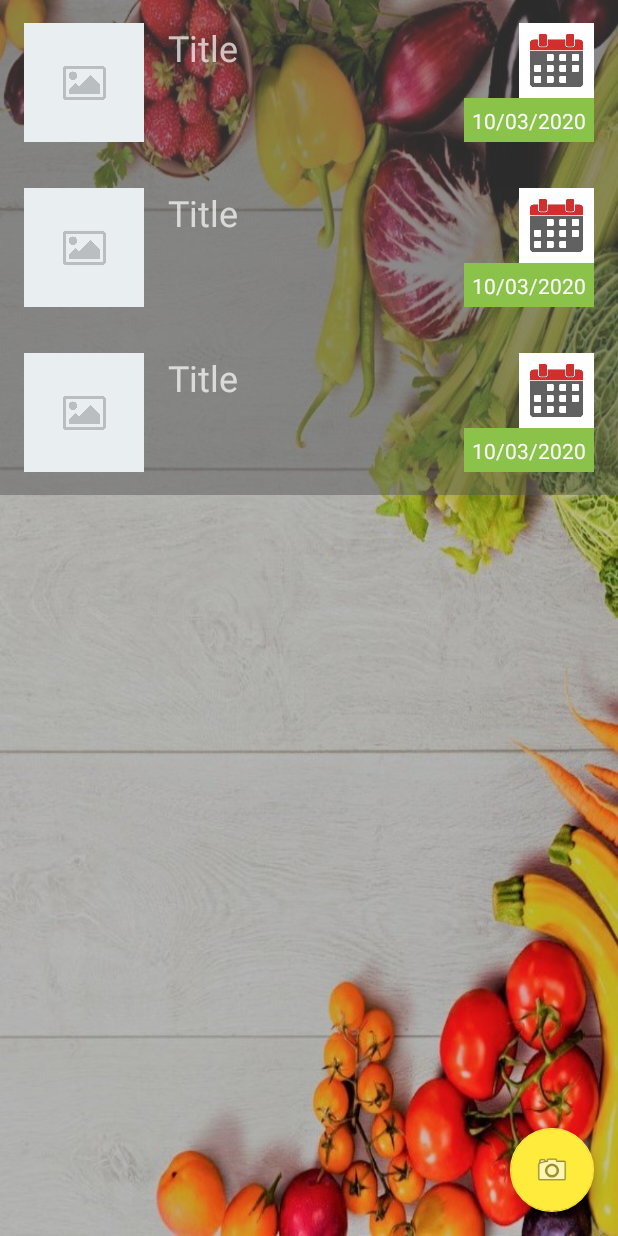
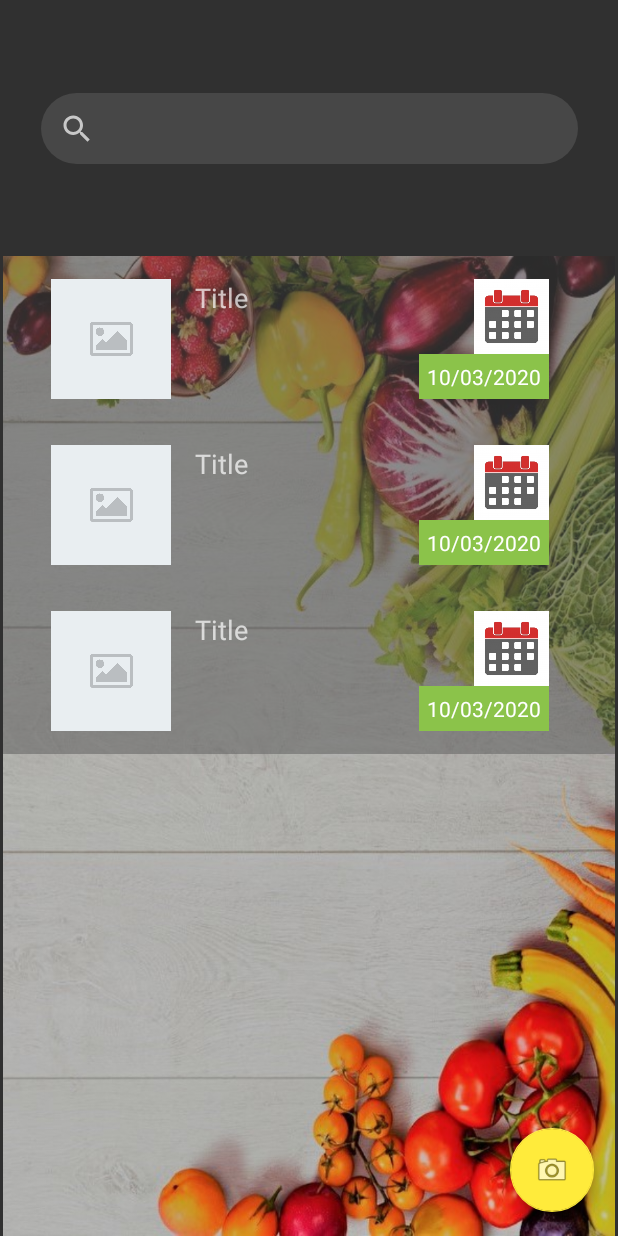
Before and after one commit to coding-factory-classrooms/project-android-l3-scan-group3, an Android app: the layout activity_history_list.xml on its own in the app's theme, with its tools: preview values and no code run, on a phone screen of 412 x 824 dp. Run offline under Robolectric (Android 15) with nearby library versions, the phone set to English and light mode, and no system bars; network calls fail.

Commit message:
debut de la barre de recherche

```diff
--- a/app/src/main/res/layout/activity_detail.xml
+++ b/app/src/main/res/layout/activity_detail.xml
@@ -20,8 +20,8 @@
 
     <TextView
         android:id="@+id/textViewProduct"
-        android:layout_width="214dp"
-        android:layout_height="49dp"
+        android:layout_width="205dp"
+        android:layout_height="77dp"
         android:gravity="center"
         android:textAllCaps="false"
         android:textColor="#FFFFFF"
--- a/app/src/main/res/layout/activity_history_list.xml
+++ b/app/src/main/res/layout/activity_history_list.xml
@@ -8,13 +8,14 @@
 
     <androidx.recyclerview.widget.RecyclerView
         android:id="@+id/recyclerView"
-        android:layout_width="match_parent"
-        android:layout_height="match_parent"
+        android:layout_width="408dp"
+        android:layout_height="653dp"
         android:background="@drawable/fond"
         app:layout_constraintBottom_toBottomOf="parent"
         app:layout_constraintEnd_toEndOf="parent"
         app:layout_constraintStart_toStartOf="parent"
         app:layout_constraintTop_toTopOf="parent"
+        app:layout_constraintVertical_bias="1.0"
         tools:listitem="@layout/item_history" />
 
     <com.google.android.material.floatingactionbutton.FloatingActionButton
@@ -30,4 +31,14 @@
         app:layout_constraintBottom_toBottomOf="parent"
         app:layout_constraintEnd_toEndOf="parent" />
 
+    <SearchView
+        android:id="@+id/searchView"
+        android:layout_width="358dp"
+        android:layout_height="47dp"
+        android:background="@drawable/rounded_shape"
+        app:layout_constraintBottom_toTopOf="@+id/recyclerView"
+        app:layout_constraintEnd_toEndOf="parent"
+        app:layout_constraintStart_toStartOf="parent"
+        app:layout_constraintTop_toTopOf="parent" />
+
 </androidx.constraintlayout.widget.ConstraintLayout>
--- a/app/src/main/res/layout/item_history.xml
+++ b/app/src/main/res/layout/item_history.xml
@@ -4,7 +4,7 @@
     xmlns:tools="http://schemas.android.com/tools"
     android:id="@+id/itemHistory"
     android:layout_width="match_parent"
-    android:layout_height="110dp"
+    android:layout_height="wrap_content"
     android:background="#7E575757"
     android:paddingTop="15dp"
     android:paddingBottom="15dp">
@@ -13,20 +13,19 @@
         android:id="@+id/itemImageView"
         android:layout_width="80dp"
         android:layout_height="80dp"
-        android:layout_marginStart="16dp"
-        android:layout_marginLeft="16dp"
+        android:layout_marginStart="32dp"
         app:layout_constraintBottom_toBottomOf="parent"
         app:layout_constraintStart_toStartOf="parent"
         app:layout_constraintTop_toTopOf="parent"
+        app:layout_constraintVertical_bias="0.533"
         app:srcCompat="@drawable/empty" />
 
     <TextView
         android:id="@+id/titleTextView"
-        android:layout_width="wrap_content"
-        android:layout_height="wrap_content"
+        android:layout_width="129dp"
+        android:layout_height="54dp"
         android:layout_marginStart="16dp"
-        android:layout_marginLeft="16dp"
-        android:textSize="24sp"
+        android:textSize="18sp"
         app:layout_constraintStart_toEndOf="@+id/itemImageView"
         app:layout_constraintTop_toTopOf="@+id/itemImageView"
         tools:text="Title" />
@@ -35,8 +34,7 @@
         android:id="@+id/expirationDateTextView"
         android:layout_width="wrap_content"
         android:layout_height="wrap_content"
-        android:layout_marginEnd="16dp"
-        android:layout_marginRight="16dp"
+        android:layout_marginEnd="44dp"
         android:background="#8BC34A"
         android:padding="5dp"
         android:textColor="#FFFFFF"
```
Also changed, not shown: app/src/main/java/com/example/scanfood/application/history/HistoryListViewModel.kt (+7 -1 lines), app/src/main/java/com/example/scanfood/domain/Product.kt (+11 -5 lines), app/src/main/java/com/example/scanfood/presentation/history/HistoryListActivity.kt (+37 -0 lines).
